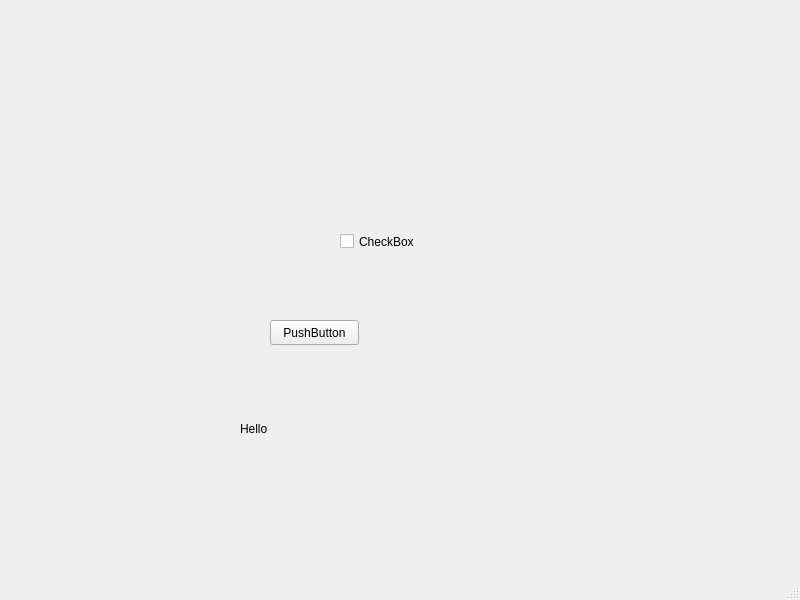
The window that Qt5/language_change/mainwindow/mainwindow.ui (nyue/QtQuestions) describes before a commit, drawn with Qt 5.
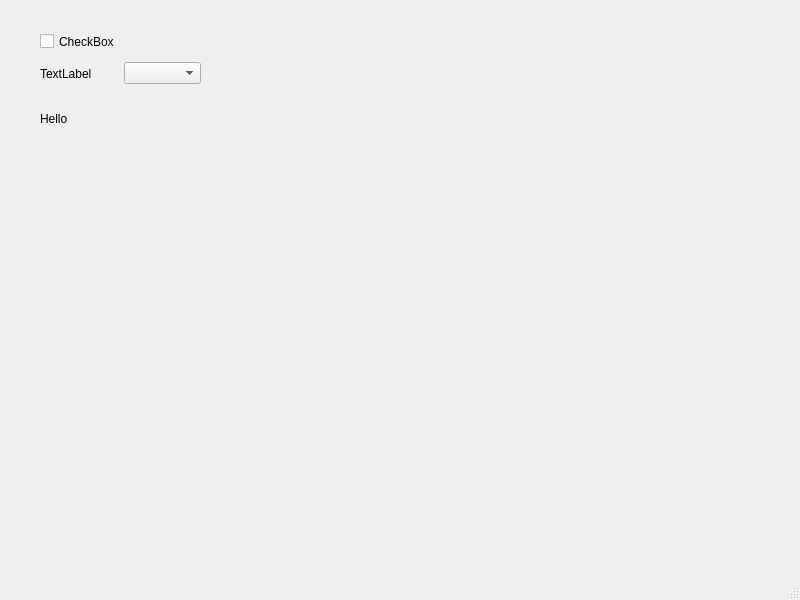
The same window after the commit.

What changed in the file:
```diff
--- a/Qt5/language_change/mainwindow/mainwindow.ui
+++ b/Qt5/language_change/mainwindow/mainwindow.ui
@@ -17,8 +17,8 @@
    <widget class="QLabel" name="label">
     <property name="geometry">
      <rect>
-      <x>240</x>
-      <y>420</y>
+      <x>40</x>
+      <y>110</y>
       <width>67</width>
       <height>17</height>
      </rect>
@@ -30,8 +30,8 @@
    <widget class="QCheckBox" name="checkBox">
     <property name="geometry">
      <rect>
-      <x>340</x>
-      <y>230</y>
+      <x>40</x>
+      <y>30</y>
       <width>92</width>
       <height>23</height>
      </rect>
@@ -40,18 +40,27 @@
      <string>CheckBox</string>
     </property>
    </widget>
-   <widget class="QPushButton" name="pushButton">
+   <widget class="QWidget" name="">
     <property name="geometry">
      <rect>
-      <x>270</x>
-      <y>320</y>
-      <width>89</width>
-      <height>25</height>
+      <x>40</x>
+      <y>60</y>
+      <width>161</width>
+      <height>27</height>
      </rect>
     </property>
-    <property name="text">
-     <string>PushButton</string>
-    </property>
+    <layout class="QHBoxLayout" name="horizontalLayout">
+     <item>
+      <widget class="QLabel" name="iconLabel">
+       <property name="text">
+        <string>TextLabel</string>
+       </property>
+      </widget>
+     </item>
+     <item>
+      <widget class="QComboBox" name="comboBox"/>
+     </item>
+    </layout>
    </widget>
   </widget>
   <widget class="QMenuBar" name="menubar">
```
